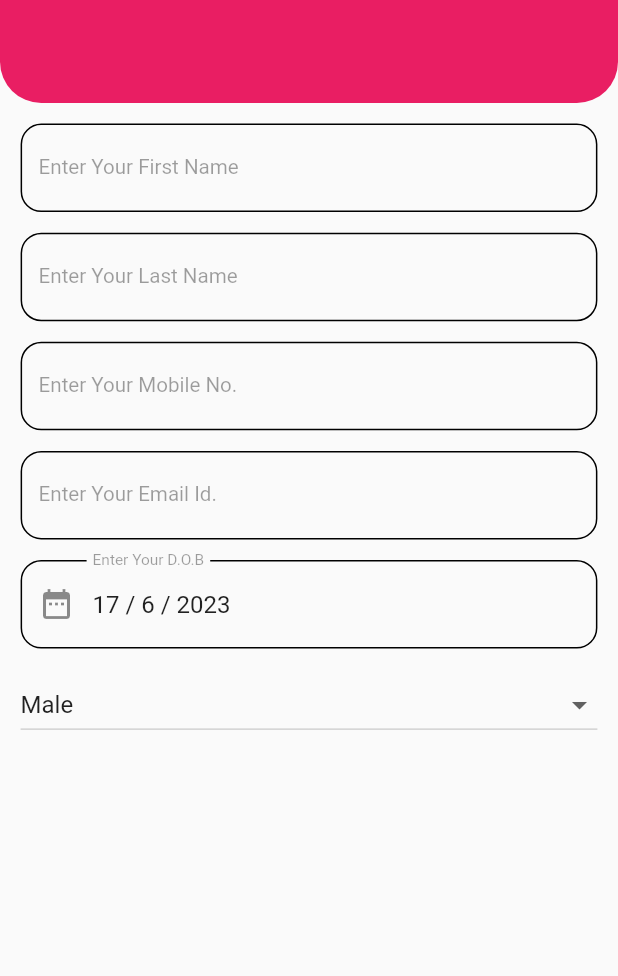
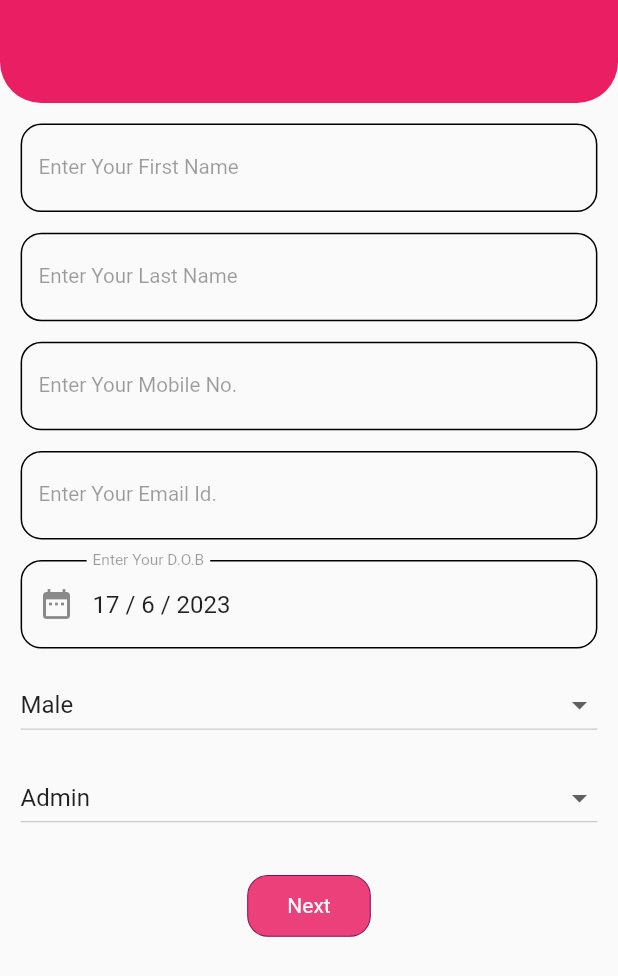
Before and after one commit to BhanderiNikunj/User_Ecomarse_Firebase, a Flutter app: the AddUserDetailScreen screen opened by its route, on a phone screen of 412 x 824 dp. Shown: the top 976 px of the screen. Run offline on Flutter 3.47's test engine with Material 2 defaults, Android fonts, the light colour scheme and no system bars; our stand-ins replace cloud_firestore, firebase_auth, firebase_core, firebase_messaging, flutter_holo_date_picker, get and 3 more; accounts and stored records are empty.

Commit message:
User Panel

```diff
--- a/lib/Screen/AddUserDetail/Controllor/AddUserDetailControllor.dart
+++ b/lib/Screen/AddUserDetail/Controllor/AddUserDetailControllor.dart
@@ -10,5 +10,6 @@ class AddUserDetailControllor extends GetxController {
   TextEditingController txtEmailId = TextEditingController();
   TextEditingController txtDob = TextEditingController(text: "${DateTime.now().day} / ${DateTime.now().month} / ${DateTime.now().year}");
   RxString gender = "male".obs;
+  RxInt userAdmin = 0.obs;
 
 }
--- a/lib/Screen/AddUserDetail/View/AddUserDetailScreen.dart
+++ b/lib/Screen/AddUserDetail/View/AddUserDetailScreen.dart
@@ -309,7 +309,49 @@ class _AddUserDetailScreenState extends State<AddUserDetailScreen> {
                     ),
                   ),
                   SizedBox(height: 10.sp),
-
+                  Obx(
+                    () => DropdownButton(
+                      value: addUserDetailControllor.userAdmin.value,
+                      isExpanded: true,
+                      items: [
+                        DropdownMenuItem(
+                          value: 0,
+                          child: Text(
+                            "Admin",
+                          ),
+                        ),
+                        DropdownMenuItem(
+                          value: 1,
+                          child: Text(
+                            "User",
+                          ),
+                        ),
+                      ],
+                      onChanged: (value) {
+                        addUserDetailControllor.userAdmin.value = value!;
+                      },
+                    ),
+                  ),
+                  SizedBox(height: 20.sp),
+                  Container(
+                    height: 30.sp,
+                    width: 60.sp,
+                    decoration: BoxDecoration(
+                      border: Border.all(
+                        width: 0.5.sp,
+                        color: Colors.pink.shade900,
+                      ),
+                      color: Colors.pink.shade400,
+                      borderRadius: BorderRadius.circular(10.sp),
+                    ),
+                    alignment: Alignment.center,
+                    child: Text(
+                      "Next",
+                      style: TextStyle(
+                        color: Colors.white,
+                      ),
+                    ),
+                  ),
                 ],
               ),
             ),
```
